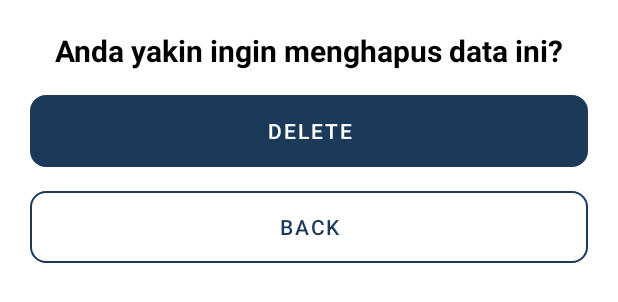
After one commit to gentaprima/stegano-app, an Android app: the layout dialog_delete.xml on its own in the app's theme, with its tools: preview values and no code run, on a phone screen of 412 x 824 dp. The commit adds this screen. Shown: the top 302 px of the screen. Run offline under Robolectric (Android 15) with nearby library versions, the phone set to English and light mode, and no system bars.

Commit message:
update history

```diff
--- a/app/build.gradle
+++ b/app/build.gradle
@@ -64,5 +64,6 @@ dependencies {
     implementation 'de.hdodenhof:circleimageview:3.1.0'
     implementation 'me.dm7.barcodescanner:zxing:1.9.13'
     implementation 'org.jsoup:jsoup:1.10.2'
+    implementation 'org.apache.directory.studio:org.apache.commons.io:2.4'
 
 }
--- a/app/src/main/java/com/example/steganoapp/network/api/ApiInterface.java
+++ b/app/src/main/java/com/example/steganoapp/network/api/ApiInterface.java
@@ -53,4 +53,8 @@ public interface ApiInterface {
                                      @Field("new_password")String newPassword,
                                      @Field("confirm_password")String confirmPassword,
                                      @Query("type")String type);
+
+    @GET
+    Call<MessageOnly> deleteHistory(@Query("type")String type,
+                                    @Query("id")String id);
 }
--- a/app/src/main/res/layout/card_history.xml
+++ b/app/src/main/res/layout/card_history.xml
@@ -77,6 +77,7 @@
             tools:ignore="RtlCompat" />
 
         <ImageButton
+            android:id="@+id/btn_delete"
             android:layout_width="40dp"
             android:layout_height="40dp"
             android:layout_marginEnd="@dimen/margin_activity_small"
--- /dev/null
+++ b/app/src/main/res/layout/dialog_delete.xml
@@ -0,0 +1,45 @@
+<?xml version="1.0" encoding="utf-8"?>
+<LinearLayout
+    xmlns:android="http://schemas.android.com/apk/res/android"
+    xmlns:app="http://schemas.android.com/apk/res-auto"
+    xmlns:tools="http://schemas.android.com/tools"
+    android:layout_width="match_parent"
+    android:layout_height="match_parent"
+    android:padding="20dp"
+    android:orientation="vertical"
+    >
+
+    <TextView
+        android:layout_width="match_parent"
+        android:layout_height="wrap_content"
+        android:layout_marginBottom="@dimen/margin_activity_small"
+        android:text="Anda yakin ingin menghapus data ini?"
+        tools:ignore="HardcodedText"
+        android:textSize="20sp"
+        android:gravity="center_horizontal"
+        android:textStyle="bold"
+        android:textColor="@color/colorBlack"
+        />
+
+    <com.google.android.material.button.MaterialButton
+        android:layout_width="match_parent"
+        android:layout_height="wrap_content"
+        android:background="@drawable/border_input"
+        android:text="@string/delete"
+        android:id="@+id/btn_delete"
+
+        />
+
+    <com.google.android.material.button.MaterialButton
+        android:layout_width="match_parent"
+        android:layout_height="wrap_content"
+        android:layout_marginTop="@dimen/margin_activity_small"
+        android:background="@drawable/input_without_border"
+        android:text="@string/back"
+        android:id="@+id/btn_back"
+        android:textColor="@color/colorPrimary"
+        />
+
+
+
+</LinearLayout>
--- a/app/src/main/res/values/colors.xml
+++ b/app/src/main/res/values/colors.xml
@@ -13,4 +13,5 @@
     <color name="transparent">#00FFFFFF</color>
     <color name="colorAccent">#FAAD0A</color>
     <color name="colorRed">#F44336</color>
+    <color name="colorBlack">#000</color>
 </resources>
--- a/app/src/main/res/values/strings.xml
+++ b/app/src/main/res/values/strings.xml
@@ -19,4 +19,5 @@
     <string name="download">Download</string>
     <string name="back">Back</string>
     <string name="nama_file">Nama File</string>
+    <string name="delete">Delete</string>
 </resources>
```
Also changed, not shown: app/src/main/java/com/example/steganoapp/adapter/HistoryAdapter.java (+26 -18 lines), app/src/main/java/com/example/steganoapp/network/repository/DeleteHistoryRepository.java (added, +40 -0 lines), app/src/main/java/com/example/steganoapp/ui/embedding/DeleteHistoryViewModel.java (added, +15 -0 lines), app/src/main/java/com/example/steganoapp/ui/fragment/HistoryExtractionFrag.java (+63 -2 lines), app/src/main/java/com/example/steganoapp/ui/fragment/HistoryFrag.java (+60 -2 lines).
